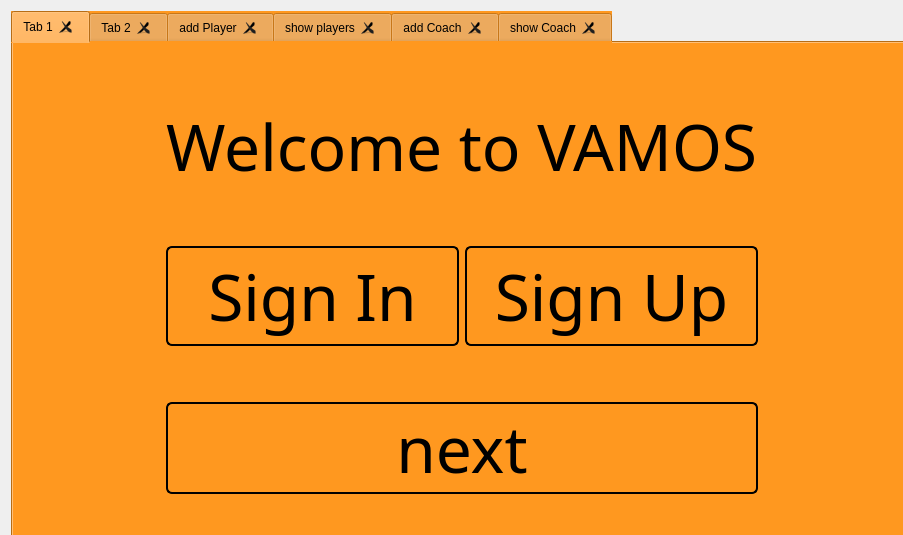
Before: the Qt Designer form startwindow.ui in ovvasylyshyn/Vamos, drawn with Qt 5.
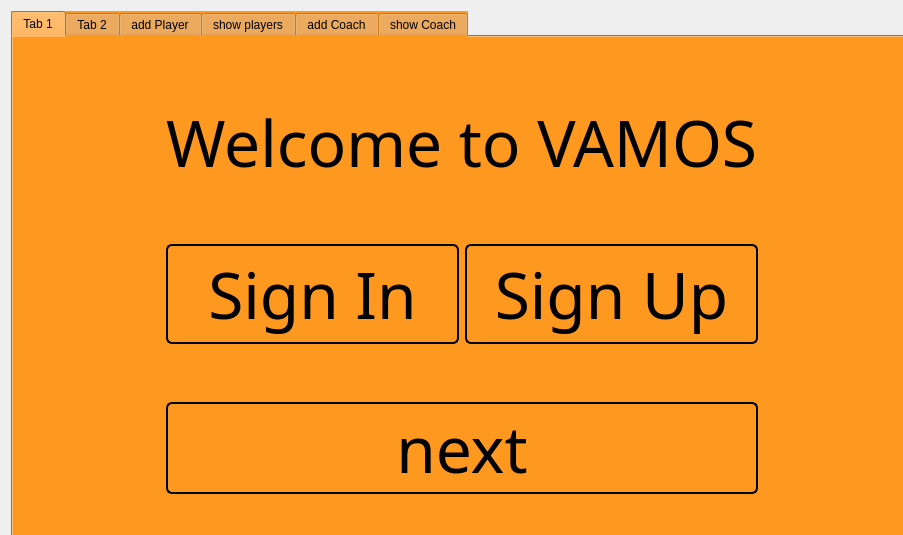
After: the same form once the commit is applied. The open tabs and pages were chosen to show the change. Icons and pictures are not drawn.

Diff of the .ui file:
```diff
--- a/startwindow.ui
+++ b/startwindow.ui
@@ -65,7 +65,7 @@
       <bool>false</bool>
      </property>
      <property name="tabsClosable">
-      <bool>true</bool>
+      <bool>false</bool>
      </property>
      <property name="movable">
       <bool>true</bool>
```
Left out of the diff: 7 changed lines with no effect on the pictures.
